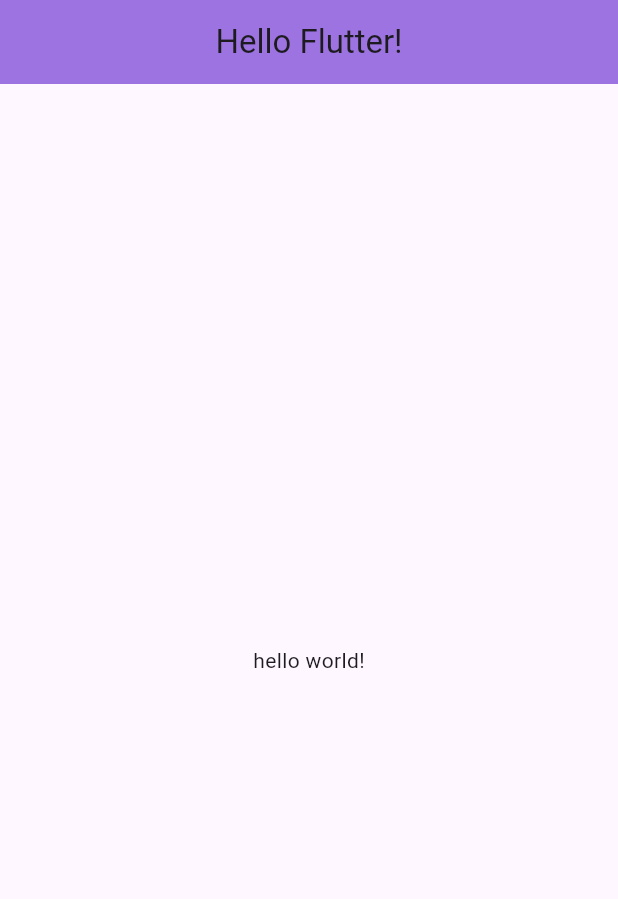
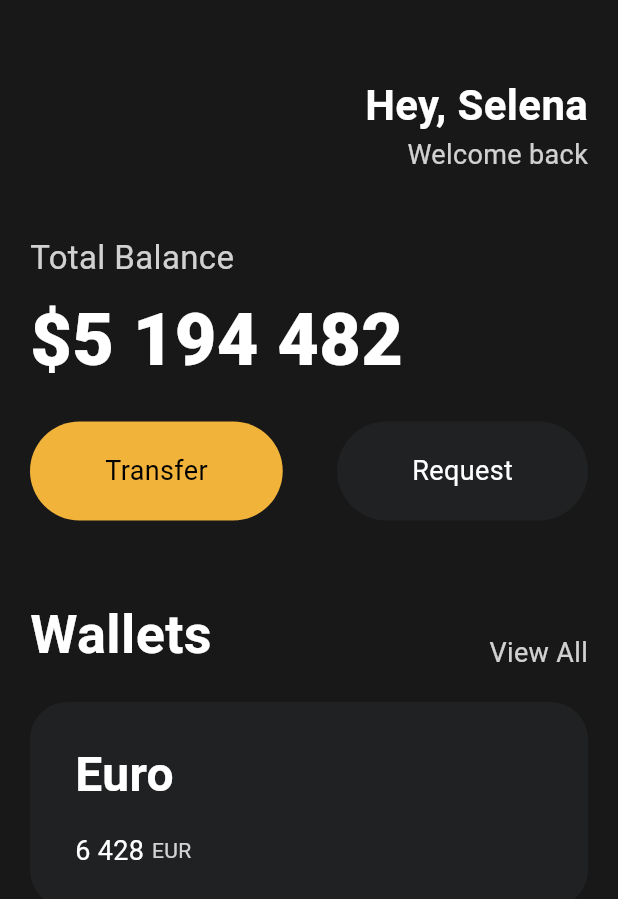
Before and after one commit to jnjosjk0965/LearnFlutter, a Flutter app: the screen it shows after launch, on a phone screen of 412 x 824 dp. Shown: the top 899 px of the screen. Run offline on Flutter 3.47's test engine with Material 3 defaults, Android fonts, the phone set to English and light mode, and no system bars.

Commit message:
이틀째 : 기본적인 UI 구현

```diff
--- a/lib/main.dart
+++ b/lib/main.dart
@@ -1,10 +1,13 @@
 import 'package:flutter/material.dart';
+import 'package:toonflix/widgets/button.dart';
 
 void main() {
-  runApp(App()); // import 된 함수
+  runApp(const App()); // import 된 함수
 }
 
-class App extends StatelessWidget{ // root
+class App extends StatelessWidget {
+  const App({super.key});
+  // root
   @override
   Widget build(BuildContext context) {
     /*1. material -> 구글의 디자인 시스템
@@ -13,13 +16,163 @@ class App extends StatelessWidget{ // root
     */
     return MaterialApp(
       home: Scaffold(
-        appBar: AppBar(
-          title: Text("Hello Flutter!"),
-          backgroundColor: Color.fromARGB(143, 80, 11, 199),
-          centerTitle: true,
-        ),
-        body: Center(
-          child: Text("hello world!"),
+        backgroundColor: const Color(0xFF181818),
+        body: SingleChildScrollView(
+          child: Padding(
+            padding: const EdgeInsets.symmetric(
+              horizontal: 20,
+            ),
+            child: Column(
+              crossAxisAlignment: CrossAxisAlignment.start,
+              children: [
+                const SizedBox(
+                  height: 50,
+                ),
+                const Row(
+                  mainAxisAlignment: MainAxisAlignment.end,
+                  children: [
+                    Column(
+                      crossAxisAlignment: CrossAxisAlignment.end,
+                      children: [
+                        Text(
+                          "Hey, Selena",
+                          style: TextStyle(
+                            fontSize: 28,
+                            fontWeight: FontWeight.w700,
+                            color: Colors.white,
+                          ),
+                        ),
+                        Text(
+                          "Welcome back",
+                          style: TextStyle(
+                            color: Color.fromRGBO(255, 255, 255, 0.8),
+                            fontSize: 18,
+                          ),
+                        ),
+                      ],
+                    ),
+                  ],
+                ),
+                const SizedBox(
+                  height: 40,
+                ),
+                const Text(
+                  'Total Balance',
+                  style: TextStyle(
+                    color: Color.fromRGBO(255, 255, 255, 0.8),
+                    fontSize: 22,
+                  ),
+                ),
+                const SizedBox(
+                  height: 5,
+                ),
+                const Text(
+                  '\$5 194 482',
+                  style: TextStyle(
+                      color: Color.fromRGBO(255, 255, 255, 1),
+                      fontSize: 48,
+                      fontWeight: FontWeight.w800),
+                ),
+                const SizedBox(
+                  height: 20,
+                ),
+                const Row(
+                  mainAxisAlignment: MainAxisAlignment.spaceBetween,
+                  children: [
+                    Button(
+                      text: "Transfer",
+                      backgroundColor: Color(0xFFF2B33A),
+                      textColor: Colors.black,
+                    ),
+                    Button(
+                      text: "Request",
+                      backgroundColor: Color(0xFF1F2123),
+                      textColor: Colors.white,
+                    ),
+                  ],
+                ),
+                const SizedBox(
+                  height: 50,
+                ),
+                Row(
+                  mainAxisAlignment: MainAxisAlignment.spaceBetween,
+                  crossAxisAlignment: CrossAxisAlignment.end,
+                  children: [
+                    const Text(
+                      "Wallets",
+                      style: TextStyle(
+                        color: Colors.white,
+                        fontSize: 36,
+                        fontWeight: FontWeight.w600,
+                      ),
+                    ),
+                    Text(
+                      "View All",
+                      style: TextStyle(
+                        color: Colors.white.withOpacity(0.8),
+                        fontSize: 18,
+                      ),
+                    ),
+                  ],
+                ),
+                const SizedBox(
+                  height: 20,
+                ),
+                Container(
+                  decoration: BoxDecoration(
+                    color: const Color(0xFF1F2123),
+                    borderRadius: BorderRadius.circular(25),
+                  ),
+                  child: Padding(
+                    padding: const EdgeInsets.symmetric(
+                      vertical: 25,
+                      horizontal: 30,
+                    ),
+                    child: Row(
+                      children: [
+                        Column(
+                          crossAxisAlignment: CrossAxisAlignment.start,
+                          children: [
+                            const Text(
+                              "Euro",
+                              style: TextStyle(
+                                color: Colors.white,
+                                fontSize: 32,
+                                fontWeight: FontWeight.w600,
+                              ),
+                            ),
+                            const SizedBox(
+                              height: 15,
+                            ),
+                            Row(
+                              children: [
+                                const Text(
+                                  "6 428",
+                                  style: TextStyle(
+                                    color: Colors.white,
+                                    fontSize: 18,
+                                  ),
+                                ),
+                                const SizedBox(
+                                  width: 5,
+                                ),
+                                Text(
+                                  "EUR",
+                                  style: TextStyle(
+                                    color: Colors.white.withOpacity(0.8),
+                                  ),
+                                )
+                              ],
+                            ),
+                          ],
+                        ),
+                      ],
+                    ),
+                  ),
+                ),
+              ],
+            ),
+          ),
         ),
       ),
     );
--- /dev/null
+++ b/lib/widgets/button.dart
@@ -0,0 +1,37 @@
+import 'package:flutter/material.dart';
+
+class Button extends StatelessWidget {
+  final String text;
+  final Color backgroundColor;
+  final Color textColor;
+
+  const Button({
+    super.key,
+    required this.text,
+    required this.backgroundColor,
+    required this.textColor,
+  });
+
+  @override
+  Widget build(BuildContext context) {
+    return Container(
+      decoration: BoxDecoration(
+        color: backgroundColor,
+        borderRadius: BorderRadius.circular(45),
+      ),
+      child: Padding(
+        padding: const EdgeInsets.symmetric(
+          vertical: 20,
+          horizontal: 50,
+        ),
+        child: Text(
+          text,
+          style: TextStyle(
+            fontSize: 18,
+            color: textColor,
+          ),
+        ),
+      ),
+    );
+  }
+}
```
